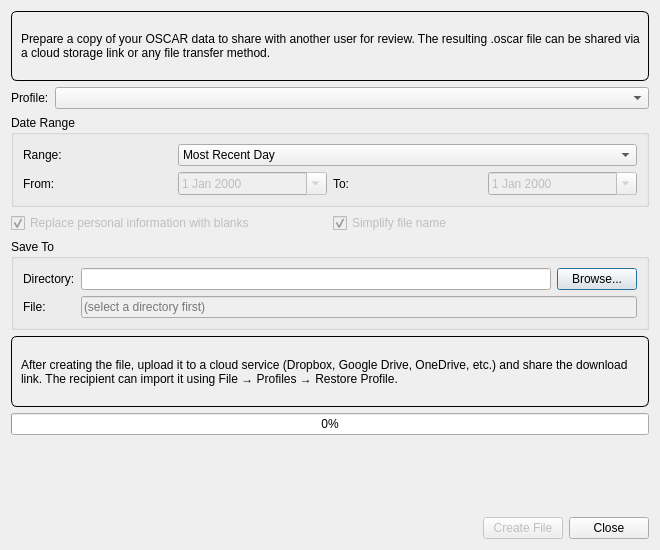
This is oscar/sharedialog.ui in tomasohara/OSCAR-SQL as Qt 5 draws it before an edit. The edited form follows.
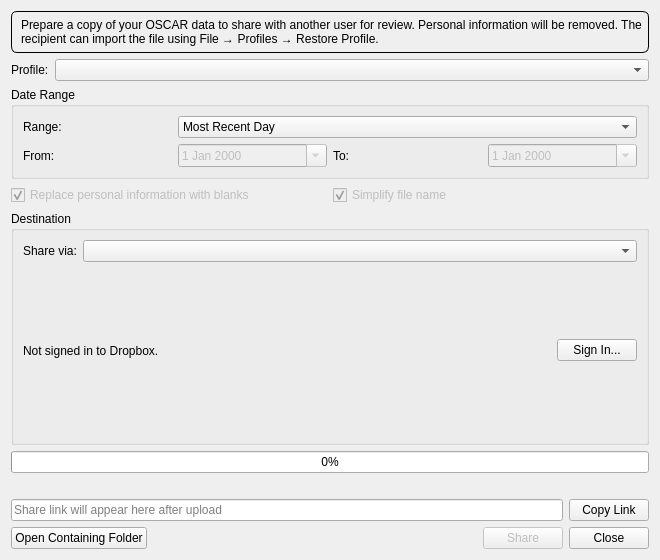
This is the edited form. The open tabs and pages were chosen to show the change.

Commit message:
Share Profile: redesign as single-dialog create-and-deliver flow
Replace the multi-dialog share flow (ShareDialog + CloudUploadDialog) with a
single dialog where the user selects a destination (File, Dropbox, or future
providers) before clicking Share. Cloud destinations create a temporary file,
upload it, display the share URL inline, then delete the temp file. Also fixes
the OAuth2 refresh-token preservation bug and makes extra auth parameters
provider-configurable rather than hard-coded.

The edit to the form file:
```diff
--- a/oscar/sharedialog.ui
+++ b/oscar/sharedialog.ui
@@ -7,7 +7,7 @@
     <x>0</x>
     <y>0</y>
     <width>660</width>
-    <height>550</height>
+    <height>560</height>
    </rect>
   </property>
   <property name="windowTitle">
@@ -21,7 +21,7 @@
       <string notr="true">border: 1px solid; border-radius: 6px; padding: 6px;</string>
      </property>
      <property name="text">
-      <string>Prepare a copy of your OSCAR data to share with another user for review. The resulting .oscar file can be shared via a cloud storage link or any file transfer method.</string>
+      <string>Prepare a copy of your OSCAR data to share with another user for review. Personal information will be removed. The recipient can import the file using File → Profiles → Restore Profile.</string>
      </property>
      <property name="wordWrap">
       <bool>true</bool>
@@ -181,9 +181,40 @@
    <item>
     <widget class="QGroupBox" name="outputGroup">
      <property name="title">
-      <string>Save To</string>
+      <string>Destination</string>
      </property>
-     <layout class="QGridLayout" name="outputLayout">
+     <layout class="QVBoxLayout" name="destinationGroupLayout">
+      <!-- Destination selector row -->
+      <item>
+       <layout class="QHBoxLayout" name="destSelectorLayout">
+        <item>
+         <widget class="QLabel" name="destLabel">
+          <property name="text">
+           <string>Share via:</string>
+          </property>
+         </widget>
+        </item>
+        <item>
+         <widget class="QComboBox" name="destinationCombo">
+          <property name="sizePolicy">
+           <sizepolicy hsizetype="Expanding" vsizetype="Fixed">
+            <horstretch>1</horstretch>
+            <verstretch>0</verstretch>
+           </sizepolicy>
+          </property>
+         </widget>
+        </item>
+       </layout>
+      </item>
+      <!-- Provider-specific pages -->
+      <item>
+       <widget class="QStackedWidget" name="destinationStack">
+        <!-- Page 0: File -->
+        <widget class="QWidget" name="filePage">
+         <layout class="QGridLayout" name="filePageLayout">
+          <property name="margin">
+           <number>0</number>
+          </property>
       <item row="0" column="0">
        <widget class="QLabel" name="dirLabel">
         <property name="text">
@@ -220,19 +251,106 @@
       </item>
      </layout>
     </widget>
-   </item>
-   <!-- Next steps box -->
-   <item>
-    <widget class="QLabel" name="nextStepsLabel">
-     <property name="styleSheet">
-      <string notr="true">border: 1px solid; border-radius: 6px; padding: 6px;</string>
-     </property>
+        <!-- Page 1: Dropbox -->
+        <widget class="QWidget" name="dropboxPage">
+         <layout class="QHBoxLayout" name="dropboxPageLayout">
+          <property name="margin">
+           <number>0</number>
+          </property>
+          <item>
+           <widget class="QLabel" name="dropboxStatusLabel">
      <property name="text">
-      <string>After creating the file, upload it to a cloud service (Dropbox, Google Drive, OneDrive, etc.) and share the download link. The recipient can import it using File → Profiles → Restore Profile.</string>
+             <string>Not signed in to Dropbox.</string>
      </property>
      <property name="wordWrap">
       <bool>true</bool>
      </property>
+           </widget>
+          </item>
+          <item>
+           <spacer name="dropboxSpacer">
+            <property name="orientation">
+             <enum>Qt::Orientation::Horizontal</enum>
+            </property>
+            <property name="sizeHint" stdset="0">
+             <size>
+              <width>40</width>
+              <height>20</height>
+             </size>
+            </property>
+           </spacer>
+          </item>
+          <item>
+           <widget class="QPushButton" name="dropboxAuthButton">
+            <property name="text">
+             <string>Sign In...</string>
+            </property>
+            <property name="fixedWidth">
+             <number>100</number>
+            </property>
+           </widget>
+          </item>
+         </layout>
+        </widget>
+        <!-- Page 2: Google Drive -->
+        <widget class="QWidget" name="googleDrivePage">
+         <layout class="QHBoxLayout" name="googleDrivePageLayout">
+          <property name="margin">
+           <number>0</number>
+          </property>
+          <item>
+           <widget class="QLabel" name="googleDriveLabel">
+            <property name="text">
+             <string>Google Drive support is coming soon.</string>
+            </property>
+           </widget>
+          </item>
+          <item>
+           <spacer name="googleDriveSpacer">
+            <property name="orientation">
+             <enum>Qt::Orientation::Horizontal</enum>
+            </property>
+            <property name="sizeHint" stdset="0">
+             <size>
+              <width>40</width>
+              <height>20</height>
+             </size>
+            </property>
+           </spacer>
+          </item>
+         </layout>
+        </widget>
+        <!-- Page 3: OneDrive -->
+        <widget class="QWidget" name="oneDrivePage">
+         <layout class="QHBoxLayout" name="oneDrivePageLayout">
+          <property name="margin">
+           <number>0</number>
+          </property>
+          <item>
+           <widget class="QLabel" name="oneDriveLabel">
+            <property name="text">
+             <string>OneDrive support is coming soon.</string>
+            </property>
+           </widget>
+          </item>
+          <item>
+           <spacer name="oneDriveSpacer">
+            <property name="orientation">
+             <enum>Qt::Orientation::Horizontal</enum>
+            </property>
+            <property name="sizeHint" stdset="0">
+             <size>
+              <width>40</width>
+              <height>20</height>
+             </size>
+            </property>
+           </spacer>
+          </item>
+         </layout>
+        </widget>
+       </widget>
+      </item>
+     </layout>
     </widget>
    </item>
    <!-- Progress bar -->
@@ -251,9 +369,47 @@
      </property>
     </widget>
    </item>
+   <!-- Share URL row (shown after successful cloud upload) -->
+   <item>
+    <layout class="QHBoxLayout" name="urlLayout">
+     <item>
+      <widget class="QLineEdit" name="urlEdit">
+       <property name="readOnly">
+        <bool>true</bool>
+       </property>
+       <property name="placeholderText">
+        <string>Share link will appear here after upload</string>
+       </property>
+       <property name="visible">
+        <bool>false</bool>
+       </property>
+      </widget>
+     </item>
+     <item>
+      <widget class="QPushButton" name="copyLinkButton">
+       <property name="text">
+        <string>Copy Link</string>
+       </property>
+       <property name="visible">
+        <bool>false</bool>
+       </property>
+      </widget>
+     </item>
+    </layout>
+   </item>
    <!-- Button row -->
    <item>
     <layout class="QHBoxLayout" name="buttonLayout">
+     <item>
+      <widget class="QPushButton" name="openFolderButton">
+       <property name="text">
+        <string>Open Containing Folder</string>
+       </property>
+       <property name="visible">
+        <bool>false</bool>
+       </property>
+      </widget>
+     </item>
      <item>
       <spacer name="buttonSpacer">
        <property name="orientation">
@@ -270,7 +426,7 @@
      <item>
       <widget class="QPushButton" name="shareButton">
        <property name="text">
-        <string>Create File</string>
+        <string>Share</string>
        </property>
        <property name="enabled">
         <bool>false</bool>
```
Left out of the diff: 9 changed lines with no effect on the pictures. Lines whose indentation alone changed are shown as unchanged. The commit also changes 12 other files.
